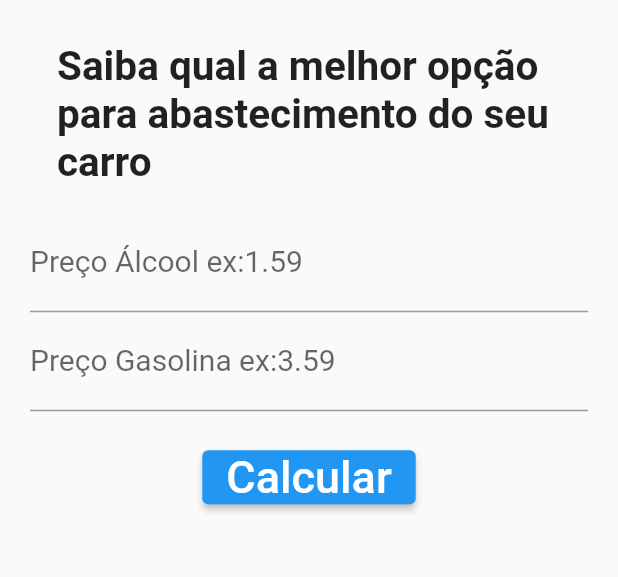
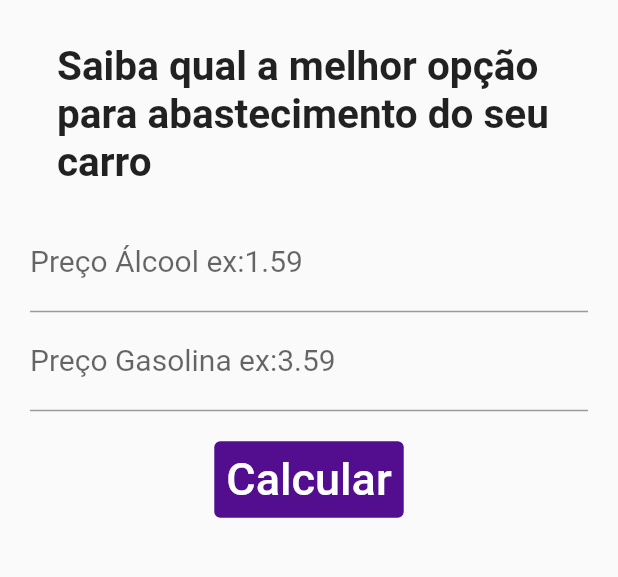
Before and after one commit to Victor323232/alcohol-and-gasoline, a Flutter app: the screen it shows after launch, on a phone screen of 412 x 824 dp, the part 259-836 px from its top. Run offline on Flutter 3.47's test engine with Material 2 defaults, Android fonts, the phone set to English and light mode, and no system bars.

Commit message:
CHANGE color button

```diff
--- a/lib/calculo.dart
+++ b/lib/calculo.dart
@@ -57,10 +57,14 @@ class _calculoState extends State<calculo> {
               ),
 
            Padding(padding: EdgeInsets.all(20),
-              child: ElevatedButton(
+              child: TextButton(
+                style: TextButton.styleFrom(
+                  backgroundColor: Color(0xfff520e8e)
+                ),
                  child: Text("Calcular",
                    style: TextStyle(
                      fontSize: 30,
+                     color: Colors.white
                    ),
                  ),
                  onPressed: (){},
```
